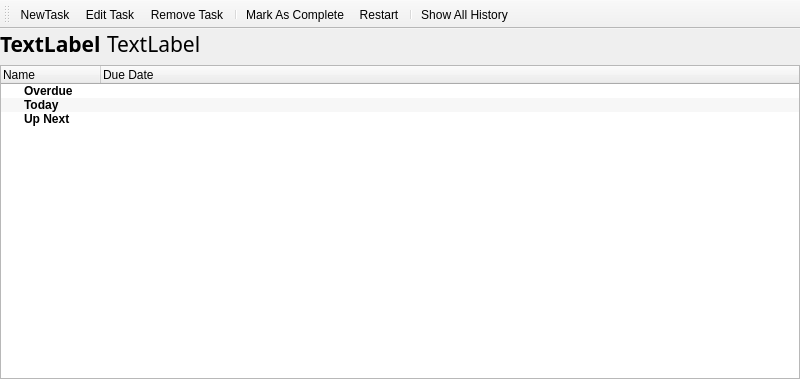
The window that mdi/mdiproject.ui (crazafimahatratra/golem) describes before a commit, drawn with Qt 5.
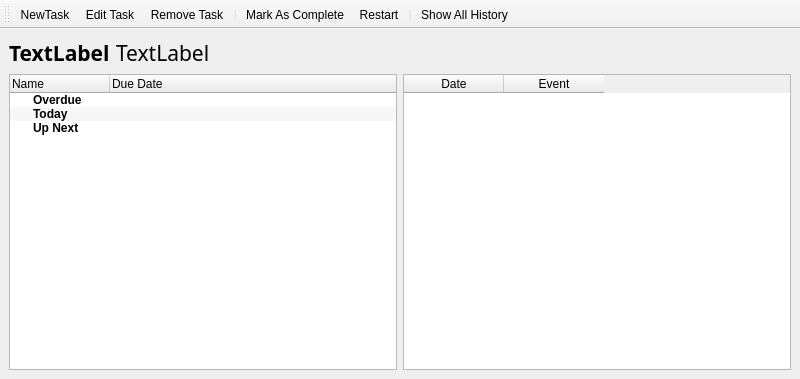
The same window after the commit. Icons and pictures are not drawn.

Commit message: Table for events in mdiproject

What changed in the file:
```diff
--- a/mdi/mdiproject.ui
+++ b/mdi/mdiproject.ui
@@ -15,18 +15,6 @@
   </property>
   <widget class="QWidget" name="centralwidget">
    <layout class="QVBoxLayout" name="verticalLayout">
-    <property name="leftMargin">
-     <number>0</number>
-    </property>
-    <property name="topMargin">
-     <number>0</number>
-    </property>
-    <property name="rightMargin">
-     <number>0</number>
-    </property>
-    <property name="bottomMargin">
-     <number>0</number>
-    </property>
     <item>
      <layout class="QHBoxLayout" name="horizontalLayout">
       <item>
@@ -72,6 +60,8 @@
      </layout>
     </item>
     <item>
+     <layout class="QHBoxLayout" name="horizontalLayout_2" stretch="1,1">
+      <item>
      <widget class="QTreeWidget" name="treeWidget">
       <property name="contextMenuPolicy">
        <enum>Qt::CustomContextMenu</enum>
@@ -141,6 +131,25 @@
        </property>
       </item>
      </widget>
+      </item>
+      <item>
+       <widget class="QTableWidget" name="tableWidget">
+        <property name="alternatingRowColors">
+         <bool>true</bool>
+        </property>
+        <column>
+         <property name="text">
+          <string>Date</string>
+         </property>
+        </column>
+        <column>
+         <property name="text">
+          <string>Event</string>
+         </property>
+        </column>
+       </widget>
+      </item>
+     </layout>
     </item>
    </layout>
   </widget>
```
Lines whose indentation alone changed are shown as unchanged. The commit also changes 2 other files.
